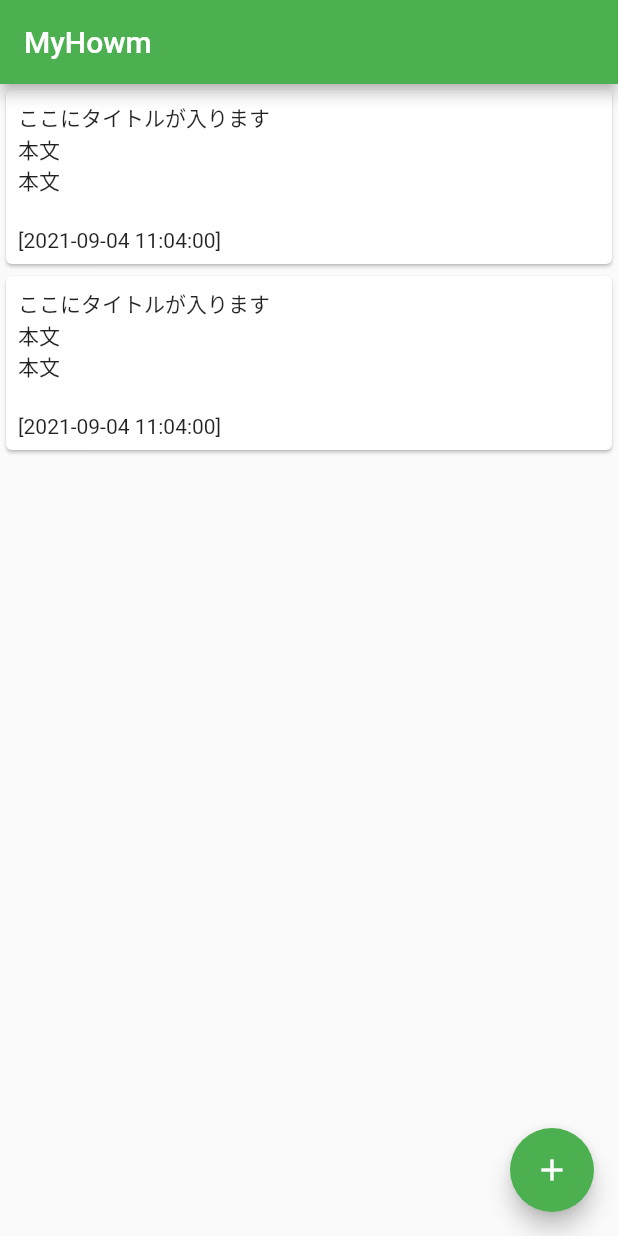
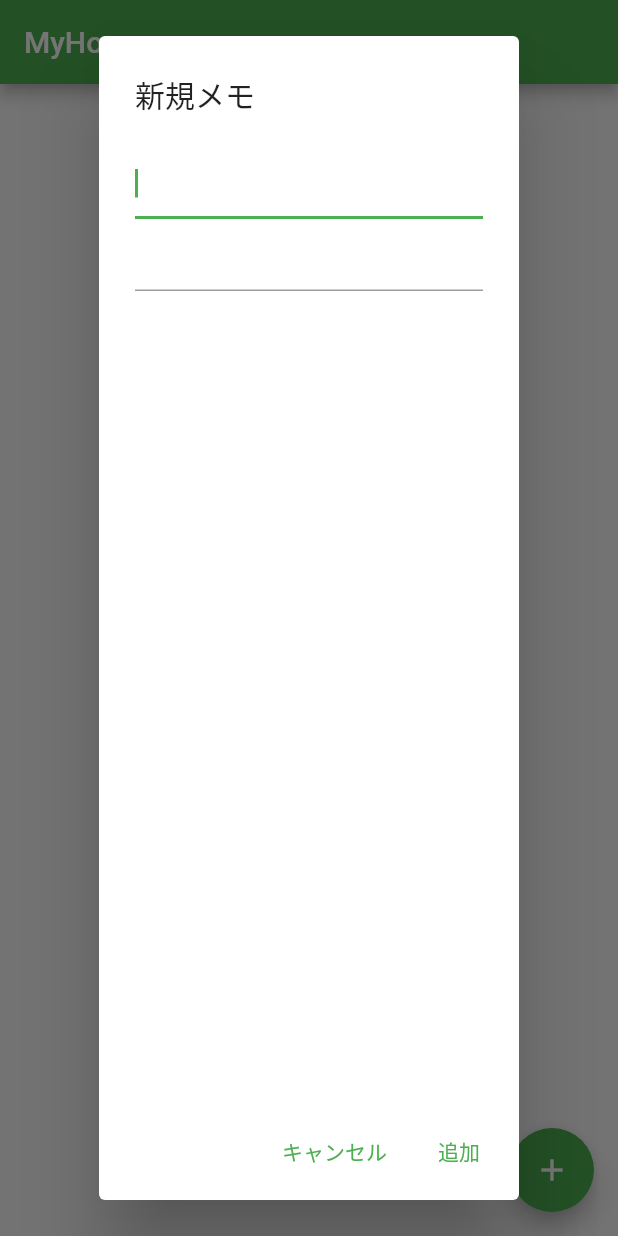
Before and after one commit to HAYASHI-Masayuki/MyHowm, a Flutter app: the screen it shows after launch, after a tap on the "add" icon, on a phone screen of 412 x 824 dp. Run offline on Flutter 3.47's test engine with Material 2 defaults, Android fonts, the phone set to English and light mode, and no system bars.

Commit message:
エントリの追加を実装

```diff
--- /dev/null
+++ b/lib/entry.dart
@@ -0,0 +1,19 @@
+import 'package:intl/intl.dart';
+
+class Entry {
+  String _title = '';
+  String _body  = '';
+  DateTime _createdAt = DateTime.now();
+
+  Entry(this._title, this._body, this._createdAt);
+
+  getTitle() => this._title;
+
+  getBody() => this._body;
+
+  getCreatedAtFormatted() {
+    final ymdhms = DateFormat('yyyy-MM-dd HH:mm:ss');
+
+    return '[' + ymdhms.format(this._createdAt) + ']';
+  }
+}
--- a/lib/main.dart
+++ b/lib/main.dart
@@ -1,4 +1,5 @@
 import 'package:flutter/material.dart';
+import 'package:my_howm/entry.dart';
 
 void main() {
   runApp(MyApp());
@@ -46,19 +47,42 @@ class MyHomePage extends StatefulWidget {
 }
 
 class _MyHomePageState extends State<MyHomePage> {
-  String _entry = '';
+  final _title = TextEditingController();
+  final _body  = TextEditingController();
 
-  void _createEntry() {
-    setState(() {
-      // This call to setState tells the Flutter framework that something has
-      // changed in this State, which causes it to rerun the build method below
-      // so that the display can reflect the updated values. If we changed
-      // _counter without calling setState(), then the build method would not be
-      // called again, and so nothing would appear to happen.
-      _entry = '''
-      =
-      [2021-08-26 11:30:00]
-      ''';
+  final _entries = <Entry>[];
+
+  void _createEntry(BuildContext context) {
+    showDialog(context: context, builder: (_) {
+      return AlertDialog(
+        title: const Text('新規メモ'),
+        content: Column(children: [
+          TextField(
+            autofocus: true,
+            controller: _title,
+          ),
+          TextField(
+            keyboardType: TextInputType.multiline,
+            maxLines: null,
+            controller: _body,
+          )
+        ]),
+        actions: [
+          TextButton(
+            onPressed: () => Navigator.pop(context),
+            child: Text('キャンセル')
+          ),
+          TextButton(
+            onPressed: () {
+              setState(() {
+                _entries.insert(0, Entry(_title.text, _body.text, DateTime.now()));
+              });
+              Navigator.pop(context);
+            },
+            child: Text('追加')
+          ),
+        ],
+      );
     });
   }
 
@@ -83,19 +107,21 @@ class _MyHomePageState extends State<MyHomePage> {
               padding: const EdgeInsets.all(8.0),
               child: Column(
                 children: [
-                  Text('ここにタイトルが入ります'),
-                  Text("本文\n本文\n"),
-                  Text('[2021-09-04 11:04:00]')
+                  Text(_entries[index].getTitle()),
+                  Text(_entries[index].getBody()),
+                  Text(_entries[index].getCreatedAtFormatted()),
                 ],
                 crossAxisAlignment: CrossAxisAlignment.start,
               )
             )
           );
         },
-        itemCount: 2,
+        itemCount: _entries.length,
       ),
       floatingActionButton: FloatingActionButton(
-        onPressed: _createEntry,
+        onPressed: () {
+          _createEntry(context);
+        },
         tooltip: 'Increment',
         child: Icon(Icons.add),
       ), // This trailing comma makes auto-formatting nicer for build methods.
--- a/pubspec.yaml
+++ b/pubspec.yaml
@@ -28,6 +28,7 @@ dependencies:
   # The following adds the Cupertino Icons font to your application.
   # Use with the CupertinoIcons class for iOS style icons.
   cupertino_icons: ^1.0.2
+  intl: ^0.17.0
 
 dev_dependencies:
   flutter_test:
```
Also changed, not shown: pubspec.lock.
